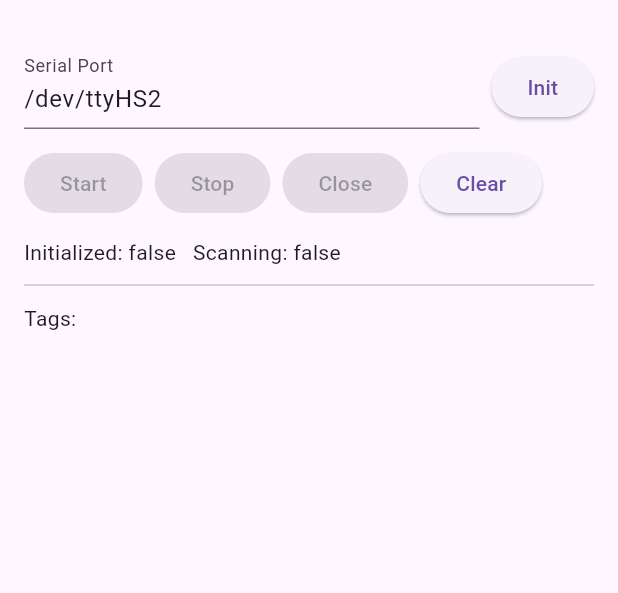
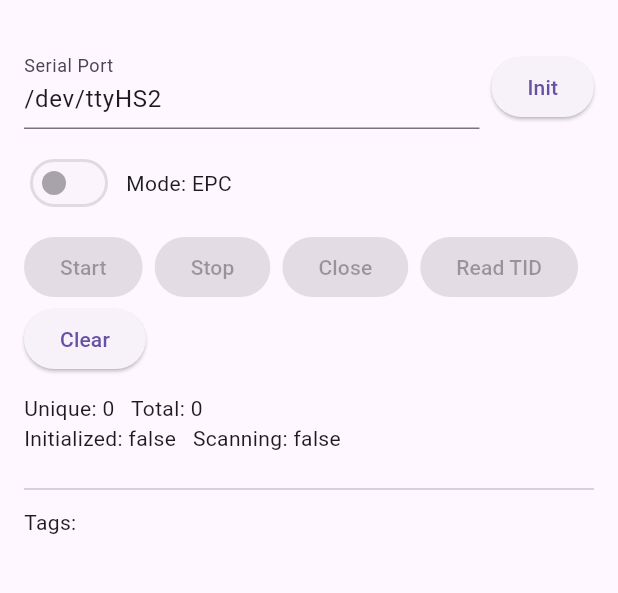
Before and after one commit to PRODIVE/uhf_rfid, a Flutter app: the screen it shows after launch, on a phone screen of 412 x 824 dp, the part 63-656 px from its top. Run offline on Flutter 3.47's test engine with Material 3 defaults, Android fonts, the phone set to English and light mode, and no system bars; our stand-ins replace plugin_platform_interface.

Commit message:
Initial commit: uhf_rfid plugin

```diff
--- a/example/lib/main.dart
+++ b/example/lib/main.dart
@@ -29,16 +29,40 @@ class _UhfHomePageState extends State<UhfHomePage> {
   bool _scanning = false;
   StreamSubscription<UhfRfidTag>? _sub;
   final Map<String, int> _epcCounts = {};
+  String? _lastTid;
+  bool _tidMode = false;
+  int _currentPower = 20;
+  int _currentWorkArea = 0;
+  int _debounceMs = 300;
+  final Map<String, int> _lastSeenMs = {};
 
   Future<void> _initialize() async {
     final ok = await UhfRfid.initialize(port: _portController.text.trim());
-    setState(() => _initialized = ok);
+    if (ok) {
+      final power = await UhfRfid.getPower();
+      final area = await UhfRfid.getWorkArea();
+      setState(() {
+        _initialized = ok;
+        if (power != null) _currentPower = power;
+        if (area != null) _currentWorkArea = area;
+      });
+    } else {
+      setState(() => _initialized = ok);
+    }
   }
 
   Future<void> _start() async {
     if (!_initialized) return;
+    await UhfRfid.powerOn();
+    await UhfRfid.setStreamMode(tid: _tidMode);
     await UhfRfid.startInventory();
     _sub ??= UhfRfid.inventoryStream.listen((tag) {
+      final now = DateTime.now().millisecondsSinceEpoch;
+      final last = _lastSeenMs[tag.epc];
+      if (last != null && now - last < _debounceMs) {
+        return;
+      }
+      _lastSeenMs[tag.epc] = now;
       setState(() {
         _epcCounts.update(tag.epc, (v) => v + 1, ifAbsent: () => 1);
       });
@@ -48,6 +72,7 @@ class _UhfHomePageState extends State<UhfHomePage> {
 
   Future<void> _stop() async {
     await UhfRfid.stopInventory();
+    await UhfRfid.powerOff();
     await _sub?.cancel();
     _sub = null;
     setState(() => _scanning = false);
@@ -91,6 +116,20 @@ class _UhfHomePageState extends State<UhfHomePage> {
               ),
             ]),
             const SizedBox(height: 12),
+            Row(children: [
+              Switch(
+                value: _tidMode,
+                onChanged: _initialized && !_scanning
+                    ? (v) async {
+                        setState(() => _tidMode = v);
+                        await UhfRfid.setStreamMode(tid: v);
+                      }
+                    : null,
+              ),
+              const SizedBox(width: 8),
+              Text(_tidMode ? 'Mode: TID' : 'Mode: EPC'),
+            ]),
+            const SizedBox(height: 8),
             Wrap(spacing: 8, children: [
               ElevatedButton(
                 onPressed: _initialized && !_scanning ? _start : null,
@@ -105,12 +144,94 @@ class _UhfHomePageState extends State<UhfHomePage> {
                 child: const Text('Close'),
               ),
               ElevatedButton(
-                onPressed: () => setState(_epcCounts.clear),
+                onPressed: _initialized ? () async {
+                  final tid = await UhfRfid.readTid(startWord: 0, wordCount: 6);
+                  setState(() { _lastTid = tid; });
+                } : null,
+                child: const Text('Read TID'),
+              ),
+              ElevatedButton(
+                onPressed: () => setState(() {
+                  _epcCounts.clear();
+                  _lastSeenMs.clear();
+                }),
                 child: const Text('Clear'),
               ),
             ]),
             const SizedBox(height: 12),
+            Text('Unique: ${_epcCounts.length}   Total: ${_epcCounts.values.fold<int>(0, (a, b) => a + b)}'),
             Text('Initialized: $_initialized   Scanning: $_scanning'),
+            if (_lastTid != null) ...[
+              const SizedBox(height: 6),
+              Text('TID: $_lastTid'),
+            ],
+            const SizedBox(height: 12),
+            if (_initialized) ...[
+              Row(children: [
+                const Text('Power: '),
+                Expanded(
+                  child: Slider(
+                    value: _currentPower.toDouble(),
+                    min: 0,
+                    max: 33,
+                    divisions: 33,
+                    label: '${_currentPower}dB',
+                    onChanged: (value) {
+                      setState(() => _currentPower = value.round());
+                    },
+                    onChangeEnd: (value) async {
+                      await UhfRfid.setPower(value.round());
+                    },
+                  ),
+                ),
+                SizedBox(
+                  width: 50,
+                  child: Text('${_currentPower}dB'),
+                ),
+              ]),
+              Row(children: [
+                const Text('Work Area: '),
+                Expanded(
+                  child: Slider(
+                    value: _currentWorkArea.toDouble(),
+                    min: 0,
+                    max: 3,
+                    divisions: 3,
+                    label: 'Area $_currentWorkArea',
+                    onChanged: (value) {
+                      setState(() => _currentWorkArea = value.round());
+                    },
+                    onChangeEnd: (value) async {
+                      await UhfRfid.setWorkArea(value.round());
+                    },
+                  ),
+                ),
+                SizedBox(
+                  width: 50,
+                  child: Text('Area $_currentWorkArea'),
+                ),
+              ]),
+              const SizedBox(height: 8),
+              Row(children: [
+                const Text('Debounce (ms): '),
+                Expanded(
+                  child: Slider(
+                    value: _debounceMs.toDouble(),
+                    min: 0,
+                    max: 2000,
+                    divisions: 40,
+                    label: '${_debounceMs}ms',
+                    onChanged: (value) {
+                      setState(() => _debounceMs = value.round());
+                    },
+                  ),
+                ),
+                SizedBox(
+                  width: 70,
+                  child: Text('${_debounceMs}ms'),
+                ),
+              ]),
+            ],
             const Divider(height: 24),
             const Text('Tags:'),
             const SizedBox(height: 8),
--- a/lib/uhf_rfid.dart
+++ b/lib/uhf_rfid.dart
@@ -26,7 +26,45 @@ class UhfRfid {
   static Stream<UhfRfidTag> get inventoryStream {
     return _epcStream.receiveBroadcastStream().map((dynamic e) {
       final map = Map<String, dynamic>.from(e as Map);
-      return UhfRfidTag(map['epc'] as String, (map['rssi'] as num?)?.toInt() ?? 0);
+      if (map.containsKey('epc')) {
+        return UhfRfidTag(map['epc'] as String, (map['rssi'] as num?)?.toInt() ?? 0);
+      } else if (map.containsKey('tid')) {
+        return UhfRfidTag(map['tid'] as String, 0);
+      }
+      throw StateError('Unknown stream payload: $map');
     });
   }
+
+  static Future<void> setStreamMode({required bool tid}) async {
+    await _methods.invokeMethod('setStreamMode', {'mode': tid ? 'tid' : 'epc'});
+  }
+
+  static Future<String?> readTid({int startWord = 0, int wordCount = 6, String accessPasswordHex = '00000000'}) async {
+    final tid = await _methods.invokeMethod<String>('readTid', {
+      'start': startWord,
+      'count': wordCount,
+      'password': accessPasswordHex,
+    });
+    return tid;
+  }
+
+  static Future<bool> setPower(int powerDb) async {
+    final success = await _methods.invokeMethod<bool>('setPower', {'power': powerDb});
+    return success ?? false;
+  }
+
+  static Future<int?> getPower() async {
+    final power = await _methods.invokeMethod<int>('getPower');
+    return power;
+  }
+
+  static Future<bool> setWorkArea(int area) async {
+    final success = await _methods.invokeMethod<bool>('setWorkArea', {'area': area});
+    return success ?? false;
+  }
+
+  static Future<int?> getWorkArea() async {
+    final area = await _methods.invokeMethod<int>('getWorkArea');
+    return area;
+  }
 }
```
Also changed, not shown: 3 other files.
